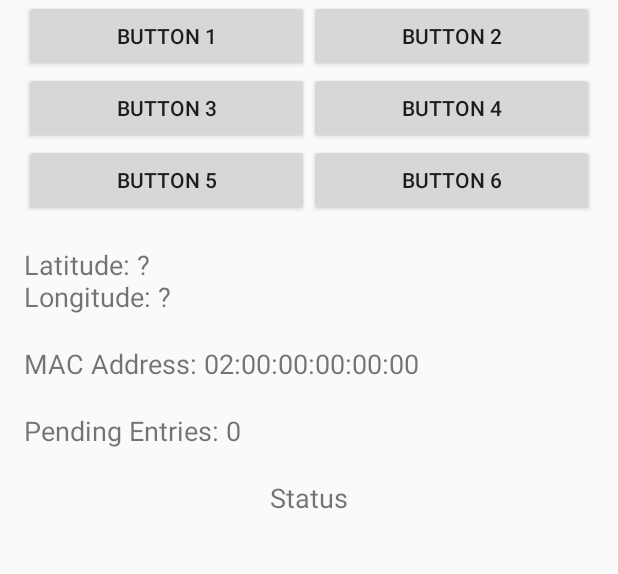
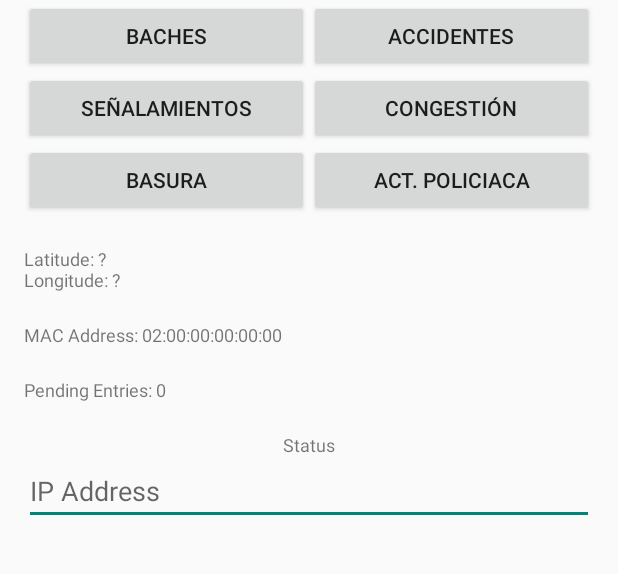
Before and after one commit to CarlosAlmonteIbarra/CityBug, an Android app: the screen it shows after launch (MainActivity), on a phone screen of 412 x 824 dp, the part 300-874 px from its top. Run offline under Robolectric (Android 15) with nearby library versions, the phone set to English and light mode, and no system bars.

Commit message:
no message

```diff
--- a/app/CityBug/app/src/main/java/com/tsd/citybug/MainActivity.java
+++ b/app/CityBug/app/src/main/java/com/tsd/citybug/MainActivity.java
@@ -16,6 +16,7 @@ import android.view.Menu;
 import android.view.MenuItem;
 import android.view.View;
 import android.widget.Button;
+import android.widget.EditText;
 import android.widget.TextView;
 import android.widget.Toast;
 
@@ -25,6 +26,7 @@ public class MainActivity extends ActionBarActivity implements IBroadcastReceive
     private Location mLocation;
     private Button[] mButtons = new Button[6];
     private TextView mTextViewStatus, mTextViewLatLng, mTextViewMacAddress, mTextViewPendingEntries;
+    private EditText mEditText;
     private HttpConnector mHttpConnector = new HttpConnector();
     private WifiBroadcastReceiver mWifiBroadcastReceiver = new WifiBroadcastReceiver(this, this);
     private LogManager mLogManager = new LogManager(this, "entries-log");
@@ -83,6 +85,8 @@ public class MainActivity extends ActionBarActivity implements IBroadcastReceive
         mMacAddress = getMacAddress();
         mTextViewMacAddress.setText("MAC Address: " + mMacAddress);
         displayPendingAmountOfEntries();
+
+        mEditText = (EditText) findViewById(R.id.EditTex_IP);
     }
 
     @Override
@@ -134,7 +138,7 @@ public class MainActivity extends ActionBarActivity implements IBroadcastReceive
         Entry entry = new Entry(mac, lat, lng, height, time, event);
         String message = "";
 
-        if (!mHttpConnector.send(entry)) {
+        if (!mHttpConnector.send(entry, mEditText.getText().toString())) {
             message = "Unable to send data, it will be stored in the local log.";
             mLogManager.save(mac, lat, lng, height, time, event);
             displayPendingAmountOfEntries();
@@ -155,7 +159,7 @@ public class MainActivity extends ActionBarActivity implements IBroadcastReceive
 
         for (int i = 0; i < mLogManager.getEntries().size(); i++) {
             e = mLogManager.getEntries().get(i);
-            if (mHttpConnector.send(e)) {
+            if (mHttpConnector.send(e, mEditText.getText().toString())) {
                 mLogManager.getEntries().remove(i);
                 --i;
             } else {
--- a/app/CityBug/app/src/main/res/layout/activity_main.xml
+++ b/app/CityBug/app/src/main/res/layout/activity_main.xml
@@ -28,12 +28,12 @@
             android:layout_weight="1"
             android:layout_width="fill_parent"
             android:layout_height="wrap_content"
-            android:text="Button 1" />
+            android:text="Baches" />
         <Button android:id="@+id/Button2"
             android:layout_weight="1"
             android:layout_width="fill_parent"
             android:layout_height="wrap_content"
-            android:text="Button 2" />
+            android:text="Accidentes" />
     </LinearLayout>
 
     <LinearLayout
@@ -44,12 +44,12 @@
             android:layout_weight="1"
             android:layout_width="fill_parent"
             android:layout_height="wrap_content"
-            android:text="Button 3" />
+            android:text="Señalamientos" />
         <Button android:id="@+id/Button4"
             android:layout_weight="1"
             android:layout_width="fill_parent"
             android:layout_height="wrap_content"
-            android:text="Button 4" />
+            android:text="Congestión" />
     </LinearLayout>
 
     <LinearLayout
@@ -60,12 +60,12 @@
             android:layout_weight="1"
             android:layout_width="fill_parent"
             android:layout_height="wrap_content"
-            android:text="Button 5" />
+            android:text="Basura" />
         <Button android:id="@+id/Button6"
             android:layout_weight="1"
             android:layout_width="fill_parent"
             android:layout_height="wrap_content"
-            android:text="Button 6" />
+            android:text="Act. Policiaca" />
     </LinearLayout>
 
     <TextView
@@ -73,21 +73,22 @@
         android:layout_width="wrap_content"
         android:layout_height="wrap_content"
         android:layout_marginTop="20dp"
-        android:textSize="18dp"
+        android:textSize="12dp"
         android:text="Latitude: ?\nLongitude: ?" />
+
     <TextView
         android:id="@+id/TextView_MACAddress"
         android:layout_width="wrap_content"
         android:layout_height="wrap_content"
         android:layout_marginTop="20dp"
-        android:textSize="18dp"
+        android:textSize="12dp"
         android:text="MAC Address: ?" />
     <TextView
         android:id="@+id/TextView_PendingEntries"
         android:layout_width="wrap_content"
         android:layout_height="wrap_content"
         android:layout_marginTop="20dp"
-        android:textSize="18dp"
+        android:textSize="12dp"
         android:text="Pending Entries: 0" />
 
     <TextView
@@ -96,7 +97,12 @@
         android:layout_height="wrap_content"
         android:layout_gravity="center_horizontal"
         android:layout_marginTop="20dp"
-        android:textSize="18dp"
+        android:textSize="12dp"
         android:text="Status" />
 
+    <EditText android:id="@+id/EditTex_IP"
+        android:hint="IP Address"
+        android:layout_width="fill_parent"
+        android:layout_height="wrap_content" />
+
 </LinearLayout>
```
Also changed, not shown: app/CityBug/app/src/main/java/com/tsd/citybug/HttpConnector.java (+7 -5 lines), 3 other files.
